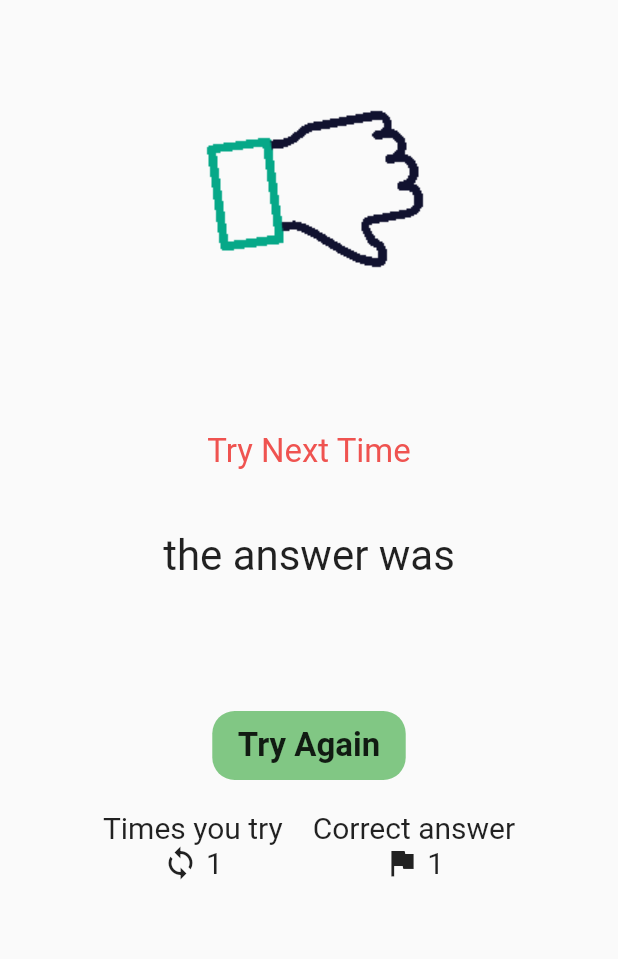
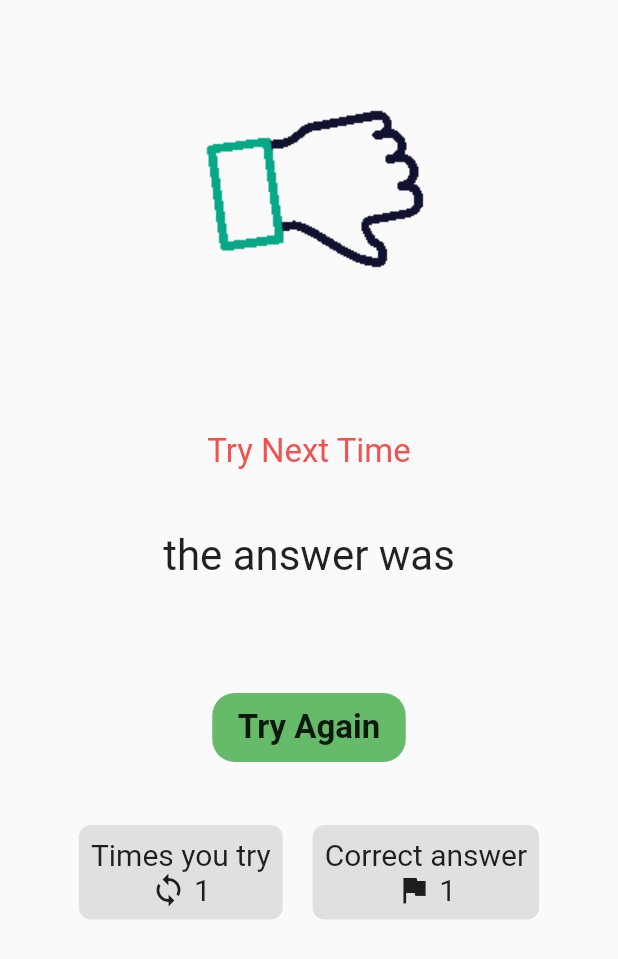
Before and after one commit to jsjin7371/simple_word_game, a Flutter app: the GameOverPage screen opened directly with empty values, on a phone screen of 412 x 824 dp. Shown: the top 959 px of the screen. Run offline on Flutter 3.47's test engine with Material 2 defaults, Android fonts, the light colour scheme and no system bars.

Commit message:
add design in game over page

```diff
--- a/lib/pages/game_over_page.dart
+++ b/lib/pages/game_over_page.dart
@@ -59,7 +59,7 @@ class GameOverPage extends StatelessWidget {
                   color: Colors.red[400],
                 ),
               ),
-              const SizedBox(height: 40),
+              const SizedBox(height: 28),
 
               //이전 페이지로 이동
               GestureDetector(
@@ -67,7 +67,7 @@ class GameOverPage extends StatelessWidget {
                 child: Container(
                   decoration: BoxDecoration(
                     borderRadius: BorderRadius.circular(15),
-                    color: Colors.green[300],
+                    color: Colors.green[400],
                   ),
                   child: const Padding(
                     padding: EdgeInsets.only(
@@ -86,13 +86,20 @@ class GameOverPage extends StatelessWidget {
                   ),
                 ),
               ),
-              const SizedBox(height: 20),
+              const SizedBox(height: 42),
 
               //스탯 보여주기
-              const Row(
+              Row(
                 mainAxisAlignment: MainAxisAlignment.center,
                 children: [
-                  Column(
+                  Container(
+                    decoration: BoxDecoration(
+                      borderRadius: BorderRadius.circular(8),
+                      color: Colors.grey[300],
+                    ),
+                    child: const Padding(
+                      padding: EdgeInsets.all(8.0),
+                      child: Column(
                         children: [
                           Text(
                             'Times you try',
@@ -110,8 +117,17 @@ class GameOverPage extends StatelessWidget {
                           ),
                         ],
                       ),
-                  SizedBox(width: 20),
-                  Column(
+                    ),
+                  ),
+                  const SizedBox(width: 20),
+                  Container(
+                    decoration: BoxDecoration(
+                      borderRadius: BorderRadius.circular(8),
+                      color: Colors.grey[300],
+                    ),
+                    child: const Padding(
+                      padding: EdgeInsets.all(8.0),
+                      child: Column(
                         children: [
                           Text(
                             'Correct answer',
@@ -129,9 +145,10 @@ class GameOverPage extends StatelessWidget {
                           ),
                         ],
                       ),
+                    ),
+                  ),
                 ],
               ),
-              const SizedBox(height: 20),
             ],
           ),
         ),
```
Lines whose indentation alone changed are shown as unchanged.
